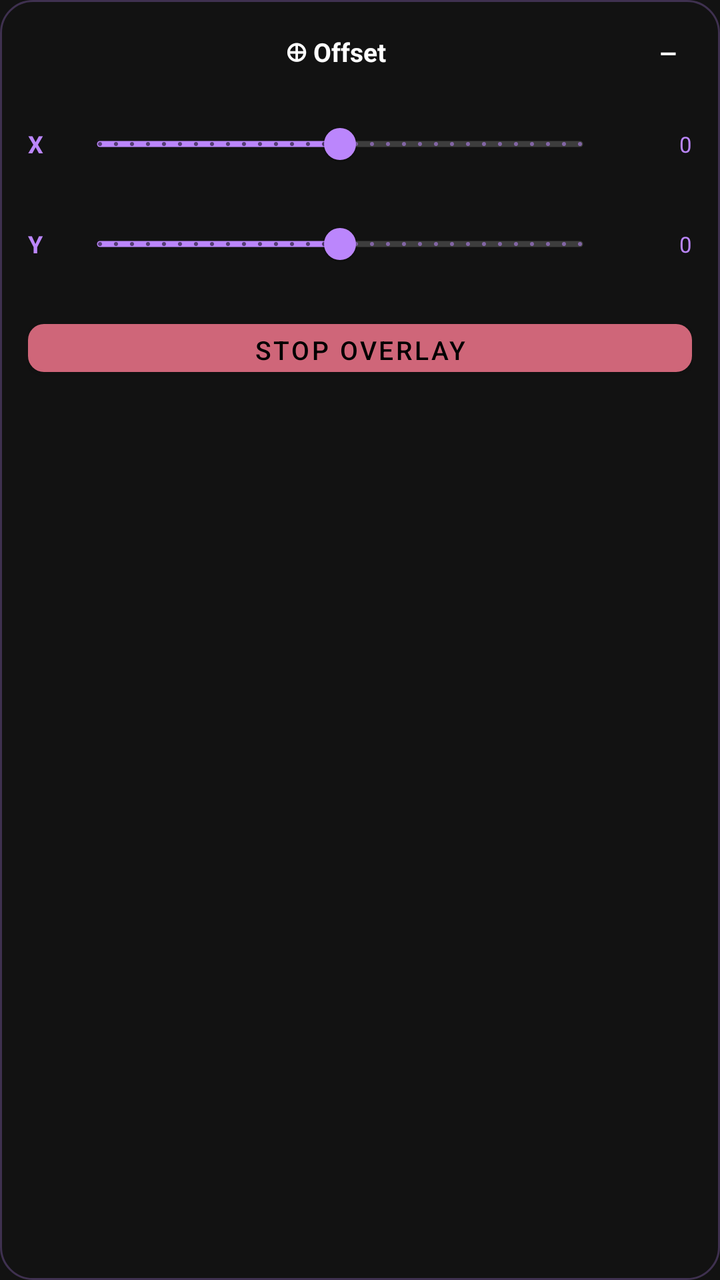
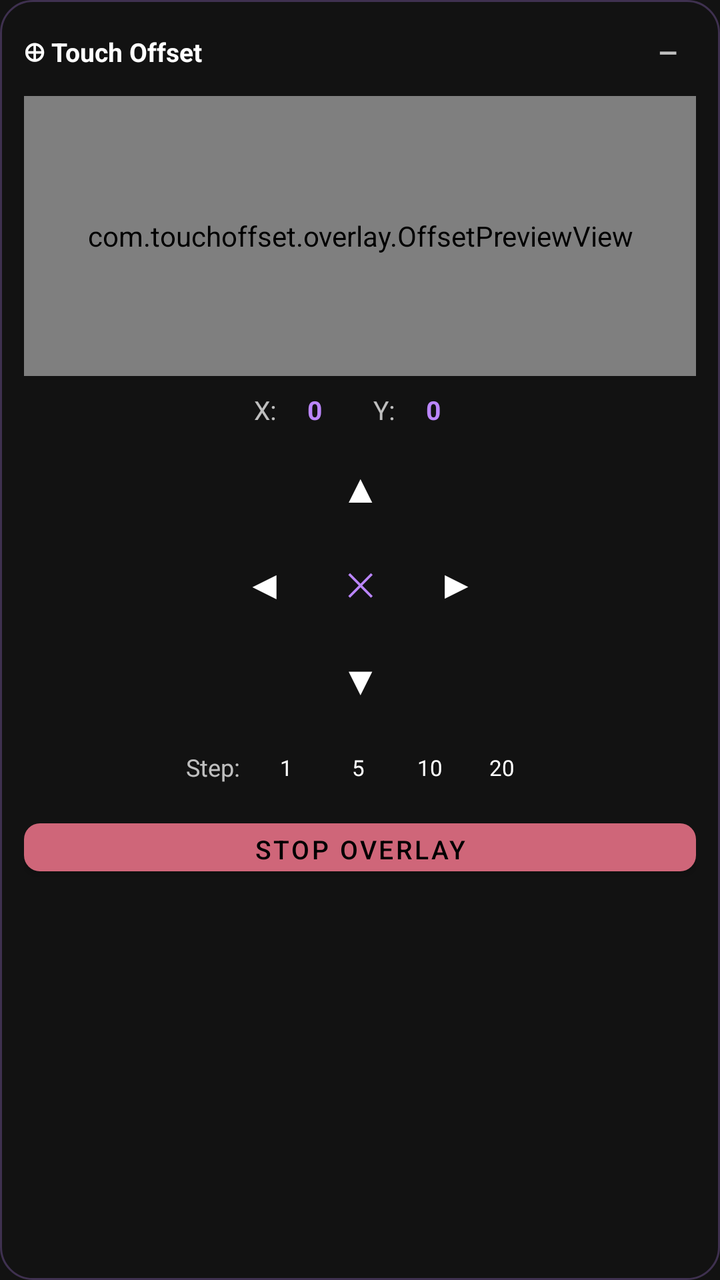

Before-and-after screenshots of an Android layout around one commit, followed by the original layout XML and the change that was made.
<!-- AndroidManifest.xml: application theme Theme.TouchOffsetOverlay -->
<!-- res/layout/overlay_panel.xml -->
<?xml version="1.0" encoding="utf-8"?>
<LinearLayout xmlns:android="http://schemas.android.com/apk/res/android"
    xmlns:app="http://schemas.android.com/apk/res-auto"
    android:id="@+id/overlayRoot"
    android:layout_width="220dp"
    android:layout_height="wrap_content"
    android:orientation="vertical"
    android:background="@drawable/overlay_panel_bg"
    android:padding="14dp"
    android:elevation="12dp">

    
    <LinearLayout
        android:layout_width="match_parent"
        android:layout_height="wrap_content"
        android:orientation="horizontal"
        android:gravity="center_vertical"
        android:layout_marginBottom="10dp">

        <View
            android:id="@+id/dragHandle"
            android:layout_width="0dp"
            android:layout_height="22dp"
            android:layout_weight="1"
            android:background="@android:color/transparent" />

        <TextView
            android:layout_width="wrap_content"
            android:layout_height="wrap_content"
            android:text="⊕ Offset"
            android:textColor="#FFFFFFFF"
            android:textSize="13sp"
            android:textStyle="bold"
            android:layout_weight="0" />

        <View
            android:layout_width="0dp"
            android:layout_height="1dp"
            android:layout_weight="1" />

        <TextView
            android:id="@+id/btnCollapse"
            android:layout_width="24dp"
            android:layout_height="24dp"
            android:text="−"
            android:textColor="#FFFFFFFF"
            android:textSize="18sp"
            android:gravity="center"
            android:layout_weight="0" />
    </LinearLayout>

    
    <LinearLayout
        android:id="@+id/expandableContent"
        android:layout_width="match_parent"
        android:layout_height="wrap_content"
        android:orientation="vertical">

        
        <LinearLayout
            android:layout_width="match_parent"
            android:layout_height="wrap_content"
            android:orientation="horizontal"
            android:gravity="center_vertical"
            android:layout_marginBottom="2dp">
            <TextView
                android:layout_width="20dp"
                android:layout_height="wrap_content"
                android:text="X"
                android:textColor="#BB86FC"
                android:textSize="12sp"
                android:textStyle="bold" />
            <com.google.android.material.slider.Slider
                android:id="@+id/overlaySliderX"
                android:layout_width="0dp"
                android:layout_height="wrap_content"
                android:layout_weight="1"
                android:valueFrom="-300"
                android:valueTo="300"
                android:value="0"
                android:stepSize="1"
                app:thumbColor="#BB86FC"
                app:thumbRadius="8dp"
                app:trackColorActive="#BB86FC"
                app:trackColorInactive="#3D3D3D"
                app:trackHeight="3dp" />
            <TextView
                android:id="@+id/overlayTvX"
                android:layout_width="40dp"
                android:layout_height="wrap_content"
                android:text="0"
                android:textColor="#BB86FC"
                android:textSize="11sp"
                android:gravity="end" />
        </LinearLayout>

        
        <LinearLayout
            android:layout_width="match_parent"
            android:layout_height="wrap_content"
            android:orientation="horizontal"
            android:gravity="center_vertical"
            android:layout_marginBottom="10dp">
            <TextView
                android:layout_width="20dp"
                android:layout_height="wrap_content"
                android:text="Y"
                android:textColor="#BB86FC"
                android:textSize="12sp"
                android:textStyle="bold" />
            <com.google.android.material.slider.Slider
                android:id="@+id/overlaySliderY"
                android:layout_width="0dp"
                android:layout_height="wrap_content"
                android:layout_weight="1"
                android:valueFrom="-300"
                android:valueTo="300"
                android:value="0"
                android:stepSize="1"
                app:thumbColor="#BB86FC"
                app:thumbRadius="8dp"
                app:trackColorActive="#BB86FC"
                app:trackColorInactive="#3D3D3D"
                app:trackHeight="3dp" />
            <TextView
                android:id="@+id/overlayTvY"
                android:layout_width="40dp"
                android:layout_height="wrap_content"
                android:text="0"
                android:textColor="#BB86FC"
                android:textSize="11sp"
                android:gravity="end" />
        </LinearLayout>

        
        <com.google.android.material.button.MaterialButton
            android:id="@+id/overlayBtnStop"
            android:layout_width="match_parent"
            android:layout_height="36dp"
            android:text="Stop Overlay"
            android:textSize="13sp"
            app:cornerRadius="8dp"
            app:backgroundTint="#CF6679" />
    </LinearLayout>
</LinearLayout>
<!-- resources referenced by this layout -->
<resources>
  <!-- drawable overlay_panel_bg (drawable) -->
  <?xml version="1.0" encoding="utf-8"?>
  <shape xmlns:android="http://schemas.android.com/apk/res/android"
      android:shape="rectangle">
      <solid android:color="#E6121212" />
      <corners android:radius="16dp" />
      <stroke
          android:width="1dp"
          android:color="#44BB86FC" />
  </shape>
  <style name="Theme.TouchOffsetOverlay" parent="Theme.MaterialComponents.DayNight.DarkActionBar">
          <item name="colorPrimary">@color/accent</item>
          <item name="colorPrimaryVariant">@color/accent_variant</item>
          <item name="colorOnPrimary">@color/on_accent</item>
          <item name="colorSurface">@color/bg_surface</item>
          <item name="android:colorBackground">@color/bg_primary</item>
          <item name="android:windowBackground">@color/bg_primary</item>
          <item name="colorOnBackground">@color/text_primary</item>
          <item name="android:statusBarColor">@color/bg_primary</item>
          <item name="android:navigationBarColor">@color/bg_primary</item>
          <item name="android:windowLightStatusBar">false</item>
      </style>
  <color name="accent">#BB86FC</color>
  <color name="accent_variant">#3700B3</color>
  <color name="on_accent">#000000</color>
  <color name="bg_surface">#1E1E1E</color>
  <color name="bg_primary">#121212</color>
  <color name="text_primary">#FFFFFFFF</color>
</resources>

<!-- the commit's change to res/layout/overlay_panel.xml (unified diff, before → after) -->
@@ -6,47 +6,34 @@
     android:layout_height="wrap_content"
     android:orientation="vertical"
     android:background="@drawable/overlay_panel_bg"
-    android:padding="14dp"
+    android:padding="12dp"
     android:elevation="12dp">
 
     
     <LinearLayout
         android:layout_width="match_parent"
-        android:layout_height="wrap_content"
+        android:layout_height="28dp"
         android:orientation="horizontal"
         android:gravity="center_vertical"
-        android:layout_marginBottom="10dp">
-
-        <View
-            android:id="@+id/dragHandle"
+        android:layout_marginBottom="8dp">
+
+        <TextView
             android:layout_width="0dp"
-            android:layout_height="22dp"
+            android:layout_height="wrap_content"
             android:layout_weight="1"
-            android:background="@android:color/transparent" />
-
-        <TextView
-            android:layout_width="wrap_content"
-            android:layout_height="wrap_content"
-            android:text="⊕ Offset"
+            android:text="⊕ Touch Offset"
             android:textColor="#FFFFFFFF"
             android:textSize="13sp"
-            android:textStyle="bold"
-            android:layout_weight="0" />
-
-        <View
-            android:layout_width="0dp"
-            android:layout_height="1dp"
-            android:layout_weight="1" />
+            android:textStyle="bold" />
 
         <TextView
             android:id="@+id/btnCollapse"
-            android:layout_width="24dp"
-            android:layout_height="24dp"
+            android:layout_width="28dp"
+            android:layout_height="28dp"
             android:text="−"
-            android:textColor="#FFFFFFFF"
-            android:textSize="18sp"
-            android:gravity="center"
-            android:layout_weight="0" />
+            android:textColor="#BBFFFFFF"
+            android:textSize="20sp"
+            android:gravity="center" />
     </LinearLayout>
 
     
@@ -57,79 +44,190 @@
         android:orientation="vertical">
 
         
-        <LinearLayout
-            android:layout_width="match_parent"
-            android:layout_height="wrap_content"
-            android:orientation="horizontal"
-            android:gravity="center_vertical"
-            android:layout_marginBottom="2dp">
-            <TextView
-                android:layout_width="20dp"
-                android:layout_height="wrap_content"
-                android:text="X"
-                android:textColor="#BB86FC"
-                android:textSize="12sp"
-                android:textStyle="bold" />
-            <com.google.android.material.slider.Slider
-                android:id="@+id/overlaySliderX"
-                android:layout_width="0dp"
-                android:layout_height="wrap_content"
-                android:layout_weight="1"
-                android:valueFrom="-300"
-                android:valueTo="300"
-                android:value="0"
-                android:stepSize="1"
-                app:thumbColor="#BB86FC"
-                app:thumbRadius="8dp"
-                app:trackColorActive="#BB86FC"
-                app:trackColorInactive="#3D3D3D"
-                app:trackHeight="3dp" />
+        <com.touchoffset.overlay.OffsetPreviewView
+            android:id="@+id/offsetPreview"
+            android:layout_width="match_parent"
+            android:layout_height="140dp"
+            android:layout_marginBottom="8dp" />
+
+        
+        <LinearLayout
+            android:layout_width="match_parent"
+            android:layout_height="wrap_content"
+            android:orientation="horizontal"
+            android:gravity="center"
+            android:layout_marginBottom="8dp">
+
+            <TextView
+                android:layout_width="wrap_content"
+                android:layout_height="wrap_content"
+                android:text="X: "
+                android:textColor="#BBFFFFFF"
+                android:textSize="13sp" />
             <TextView
                 android:id="@+id/overlayTvX"
-                android:layout_width="40dp"
+                android:layout_width="wrap_content"
                 android:layout_height="wrap_content"
                 android:text="0"
                 android:textColor="#BB86FC"
-                android:textSize="11sp"
-                android:gravity="end" />
-        </LinearLayout>
-
-        
-        <LinearLayout
-            android:layout_width="match_parent"
-            android:layout_height="wrap_content"
-            android:orientation="horizontal"
-            android:gravity="center_vertical"
-            android:layout_marginBottom="10dp">
-            <TextView
-                android:layout_width="20dp"
-                android:layout_height="wrap_content"
-                android:text="Y"
-                android:textColor="#BB86FC"
-                android:textSize="12sp"
-                android:textStyle="bold" />
-            <com.google.android.material.slider.Slider
-                android:id="@+id/overlaySliderY"
-                android:layout_width="0dp"
-                android:layout_height="wrap_content"
-                android:layout_weight="1"
-                android:valueFrom="-300"
-                android:valueTo="300"
-                android:value="0"
-                android:stepSize="1"
-                app:thumbColor="#BB86FC"
-                app:thumbRadius="8dp"
-                app:trackColorActive="#BB86FC"
-                app:trackColorInactive="#3D3D3D"
-                app:trackHeight="3dp" />
+                android:textSize="13sp"
+                android:textStyle="bold"
+                android:minWidth="32dp"
+                android:gravity="center" />
+
+            <TextView
+                android:layout_width="wrap_content"
+                android:layout_height="wrap_content"
+                android:text="    Y: "
+                android:textColor="#BBFFFFFF"
+                android:textSize="13sp" />
             <TextView
                 android:id="@+id/overlayTvY"
-                android:layout_width="40dp"
+                android:layout_width="wrap_content"
                 android:layout_height="wrap_content"
                 android:text="0"
                 android:textColor="#BB86FC"
-                android:textSize="11sp"
-                android:gravity="end" />
+                android:textSize="13sp"
+                android:textStyle="bold"
+                android:minWidth="32dp"
+                android:gravity="center" />
+        </LinearLayout>
+
+        
+        <LinearLayout
+            android:layout_width="match_parent"
+            android:layout_height="wrap_content"
+            android:orientation="horizontal"
+            android:gravity="center">
+            <TextView
+                android:id="@+id/btnUp"
+                android:layout_width="44dp"
+                android:layout_height="44dp"
+                android:text="▲"
+                android:textSize="20sp"
+                android:textColor="#FFFFFFFF"
+                android:gravity="center"
+                android:background="@drawable/arrow_btn_bg" />
+        </LinearLayout>
+
+        
+        <LinearLayout
+            android:layout_width="match_parent"
+            android:layout_height="wrap_content"
+            android:orientation="horizontal"
+            android:gravity="center"
+            android:layout_marginTop="4dp"
+            android:layout_marginBottom="4dp">
+
+            <TextView
+                android:id="@+id/btnLeft"
+                android:layout_width="44dp"
+                android:layout_height="44dp"
+                android:text="◀"
+                android:textSize="20sp"
+                android:textColor="#FFFFFFFF"
+                android:gravity="center"
+                android:background="@drawable/arrow_btn_bg" />
+
+            <TextView
+                android:id="@+id/btnReset"
+                android:layout_width="44dp"
+                android:layout_height="44dp"
+                android:text="✕"
+                android:textSize="16sp"
+                android:textColor="#BB86FC"
+                android:gravity="center"
+                android:layout_marginStart="4dp"
+                android:layout_marginEnd="4dp"
+                android:background="@drawable/arrow_btn_bg" />
+
+            <TextView
+                android:id="@+id/btnRight"
+                android:layout_width="44dp"
+                android:layout_height="44dp"
+                android:text="▶"
+                android:textSize="20sp"
+                android:textColor="#FFFFFFFF"
+                android:gravity="center"
+                android:background="@drawable/arrow_btn_bg" />
+        </LinearLayout>
+
+        
+        <LinearLayout
+            android:layout_width="match_parent"
+            android:layout_height="wrap_content"
+            android:orientation="horizontal"
+            android:gravity="center"
+            android:layout_marginBottom="8dp">
+            <TextView
+                android:id="@+id/btnDown"
+                android:layout_width="44dp"
+                android:layout_height="44dp"
+                android:text="▼"
+                android:textSize="20sp"
+                android:textColor="#FFFFFFFF"
+                android:gravity="center"
+                android:background="@drawable/arrow_btn_bg" />
+        </LinearLayout>
+
+        
+        <LinearLayout
+            android:layout_width="match_parent"
+            android:layout_height="wrap_content"
+            android:orientation="horizontal"
+            android:gravity="center"
+            android:layout_marginBottom="8dp">
+
+            <TextView
+                android:layout_width="wrap_content"
+                android:layout_height="wrap_content"
+                android:text="Step: "
+                android:textColor="#BBFFFFFF"
+                android:textSize="12sp" />
+
+            <TextView
+                android:id="@+id/btnStep1"
+                android:layout_width="32dp"
+                android:layout_height="28dp"
+                android:text="1"
+                android:textSize="11sp"
+                android:textColor="#FFFFFFFF"
+                android:gravity="center"
+                android:background="@drawable/arrow_btn_bg"
+                android:layout_marginStart="4dp" />
+
+            <TextView
+                android:id="@+id/btnStep5"
+                android:layout_width="32dp"
+                android:layout_height="28dp"
+                android:text="5"
+                android:textSize="11sp"
+                android:textColor="#FFFFFFFF"
+                android:gravity="center"
+                android:background="@drawable/arrow_btn_bg"
+                android:layout_marginStart="4dp" />
+
+            <TextView
+                android:id="@+id/btnStep10"
+                android:layout_width="32dp"
+                android:layout_height="28dp"
+                android:text="10"
+                android:textSize="11sp"
+                android:textColor="#FFFFFFFF"
+                android:gravity="center"
+                android:background="@drawable/arrow_btn_bg"
+                android:layout_marginStart="4dp" />
+
+            <TextView
+                android:id="@+id/btnStep20"
+                android:layout_width="32dp"
+                android:layout_height="28dp"
+                android:text="20"
+                android:textSize="11sp"
+                android:textColor="#FFFFFFFF"
+                android:gravity="center"
+                android:background="@drawable/arrow_btn_bg"
+                android:layout_marginStart="4dp" />
         </LinearLayout>
 
         
@@ -141,5 +239,6 @@
             android:textSize="13sp"
             app:cornerRadius="8dp"
             app:backgroundTint="#CF6679" />
+
     </LinearLayout>
 </LinearLayout>
